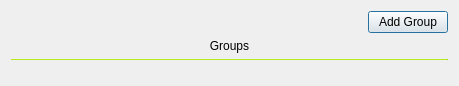
First picture: the form in designs/xml/groups_window.ui, repository daniel-deru/WorkMate-3.0, before the edit.
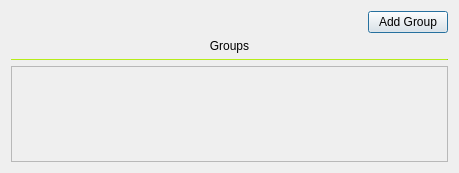
Second picture: the form after the edit.

What changed in the file:
```diff
--- a/designs/xml/groups_window.ui
+++ b/designs/xml/groups_window.ui
@@ -7,7 +7,7 @@
     <x>0</x>
     <y>0</y>
     <width>459</width>
-    <height>86</height>
+    <height>173</height>
    </rect>
   </property>
   <property name="windowTitle">
@@ -77,6 +77,21 @@
     </widget>
    </item>
    <item>
+    <widget class="QScrollArea" name="scroll_group">
+     <property name="widgetResizable">
+      <bool>true</bool>
+     </property>
+     <widget class="QWidget" name="scrollAreaWidgetContents">
+      <property name="geometry">
+       <rect>
+        <x>0</x>
+        <y>0</y>
+        <width>439</width>
+        <height>94</height>
+       </rect>
+      </property>
+      <layout class="QVBoxLayout" name="verticalLayout">
+       <item>
     <layout class="QVBoxLayout" name="vbox_group_container"/>
    </item>
    <item>
@@ -91,6 +106,10 @@
       </size>
      </property>
     </spacer>
+       </item>
+      </layout>
+     </widget>
+    </widget>
    </item>
   </layout>
  </widget>
```
Lines whose indentation alone changed are shown as unchanged.
